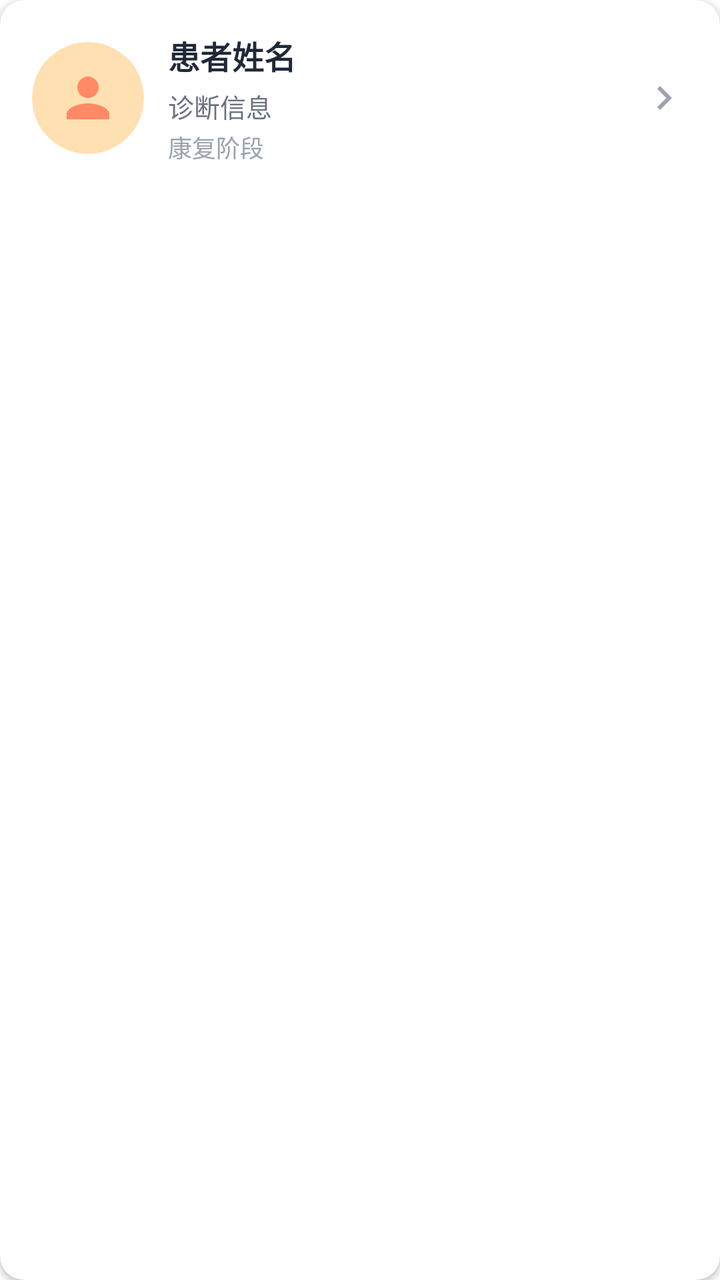
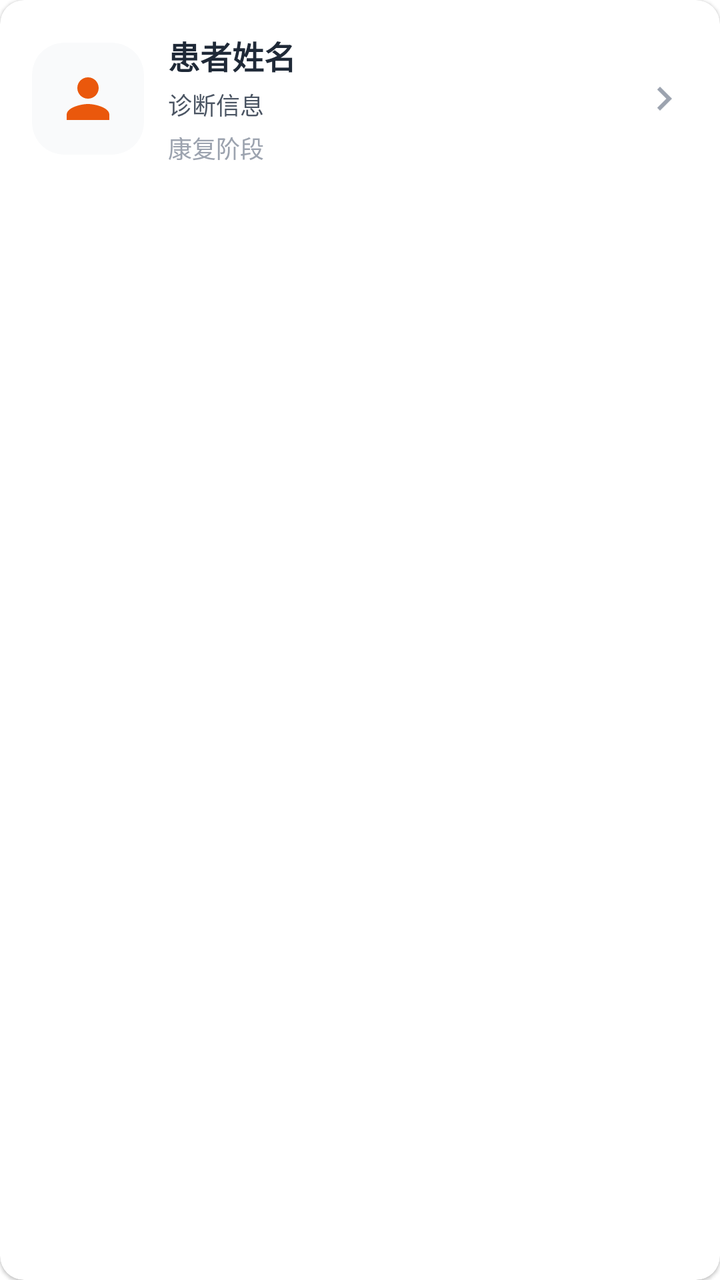

Screens rendered from an Android XML layout before and after an edit, with the pre-edit source and the edit as a unified diff.
<!-- AndroidManifest.xml: application theme Theme.WinsRehab -->
<!-- res/layout/item_patient_for_plan.xml -->
<?xml version="1.0" encoding="utf-8"?>
<androidx.cardview.widget.CardView
    xmlns:android="http://schemas.android.com/apk/res/android"
    xmlns:app="http://schemas.android.com/apk/res-auto"
    android:layout_width="match_parent"
    android:layout_height="wrap_content"
    android:layout_margin="8dp"
    app:cardCornerRadius="12dp"
    app:cardElevation="2dp"
    android:clickable="true"
    android:focusable="true"
    android:foreground="?attr/selectableItemBackground">

    <LinearLayout
        android:layout_width="match_parent"
        android:layout_height="wrap_content"
        android:orientation="horizontal"
        android:padding="16dp"
        android:gravity="center_vertical">

        
        <androidx.cardview.widget.CardView
            android:layout_width="56dp"
            android:layout_height="56dp"
            app:cardCornerRadius="28dp"
            app:cardElevation="0dp"
            app:cardBackgroundColor="#FFE0B2">

            <ImageView
                android:id="@+id/img_patient_avatar"
                android:layout_width="32dp"
                android:layout_height="32dp"
                android:layout_gravity="center"
                android:src="@drawable/ic_user"
                app:tint="#FF8A65"/>
        </androidx.cardview.widget.CardView>

        
        <LinearLayout
            android:layout_width="0dp"
            android:layout_height="wrap_content"
            android:layout_weight="1"
            android:layout_marginStart="12dp"
            android:orientation="vertical">

            <TextView
                android:id="@+id/tv_patient_name"
                android:layout_width="wrap_content"
                android:layout_height="wrap_content"
                android:text="患者姓名"
                android:textSize="16sp"
                android:textStyle="bold"
                android:textColor="#1F2937"/>

            <TextView
                android:id="@+id/tv_patient_info"
                android:layout_width="wrap_content"
                android:layout_height="wrap_content"
                android:layout_marginTop="4dp"
                android:text="诊断信息"
                android:textSize="13sp"
                android:textColor="#6B7280"/>

            <TextView
                android:id="@+id/tv_rehab_stage"
                android:layout_width="wrap_content"
                android:layout_height="wrap_content"
                android:layout_marginTop="2dp"
                android:text="康复阶段"
                android:textSize="12sp"
                android:textColor="#9CA3AF"/>
        </LinearLayout>

        
        <ImageView
            android:layout_width="24dp"
            android:layout_height="24dp"
            android:src="@drawable/ic_chevron_right"
            app:tint="#9CA3AF"/>
    </LinearLayout>
</androidx.cardview.widget.CardView>
<!-- resources referenced by this layout -->
<resources>
  <!-- drawable ic_chevron_right (drawable) -->
  <vector xmlns:android="http://schemas.android.com/apk/res/android" android:height="24dp" android:tint="#000000" android:viewportHeight="24" android:viewportWidth="24" android:width="24dp">
        
      <path android:fillColor="@android:color/white" android:pathData="M10,6L8.59,7.41 13.17,12l-4.58,4.59L10,18l6,-6z"/>
      
  </vector>
  <!-- drawable ic_user (drawable) -->
  <vector xmlns:android="http://schemas.android.com/apk/res/android" android:height="24dp" android:tint="#000000" android:viewportHeight="24" android:viewportWidth="24" android:width="24dp">
        
      <path android:fillColor="@android:color/white" android:pathData="M12,12c2.21,0 4,-1.79 4,-4s-1.79,-4 -4,-4 -4,1.79 -4,4 1.79,4 4,4zM12,14c-2.67,0 -8,1.34 -8,4v2h16v-2c0,-2.66 -5.33,-4 -8,-4z"/>
      
  </vector>
  <style name="Theme.WinsRehab" parent="Theme.MaterialComponents.DayNight.NoActionBar">
          <item name="buttonStyle">@style/MyRoundButton</item>
  
  
  
      </style>
  <style name="MyRoundButton">MyRoundButton
          <item name="android:background">@drawable/shape_btn_round</item>
  
      </style>
  <!-- drawable shape_btn_round (drawable) -->
  <?xml version="1.0" encoding="utf-8"?>
  <shape xmlns:android="http://schemas.android.com/apk/res/android">
  
      <corners android:radius="10dp"/>               
      <padding android:left="1dp" android:right="1dp"
        />
  </shape>
</resources>

<!-- the commit's change to res/layout/item_patient_for_plan.xml (unified diff, before → after) -->
@@ -4,9 +4,9 @@
     xmlns:app="http://schemas.android.com/apk/res-auto"
     android:layout_width="match_parent"
     android:layout_height="wrap_content"
-    android:layout_margin="8dp"
-    app:cardCornerRadius="12dp"
-    app:cardElevation="2dp"
+    android:layout_margin="@dimen/space_8"
+    app:cardCornerRadius="@dimen/radius_12"
+    app:cardElevation="@dimen/elevation_1"
     android:clickable="true"
     android:focusable="true"
     android:foreground="?attr/selectableItemBackground">
@@ -15,16 +15,16 @@
         android:layout_width="match_parent"
         android:layout_height="wrap_content"
         android:orientation="horizontal"
-        android:padding="16dp"
+        android:padding="@dimen/space_16"
         android:gravity="center_vertical">
 
         
         <androidx.cardview.widget.CardView
             android:layout_width="56dp"
             android:layout_height="56dp"
-            app:cardCornerRadius="28dp"
-            app:cardElevation="0dp"
-            app:cardBackgroundColor="#FFE0B2">
+            app:cardCornerRadius="@dimen/radius_16"
+            app:cardElevation="@dimen/elevation_0"
+            app:cardBackgroundColor="@color/surface_variant">
 
             <ImageView
                 android:id="@+id/img_patient_avatar"
@@ -32,7 +32,7 @@
                 android:layout_height="32dp"
                 android:layout_gravity="center"
                 android:src="@drawable/ic_user"
-                app:tint="#FF8A65"/>
+                app:tint="@color/warning"/>
         </androidx.cardview.widget.CardView>
 
         
@@ -40,35 +40,32 @@
             android:layout_width="0dp"
             android:layout_height="wrap_content"
             android:layout_weight="1"
-            android:layout_marginStart="12dp"
+            android:layout_marginStart="@dimen/space_12"
             android:orientation="vertical">
 
             <TextView
                 android:id="@+id/tv_patient_name"
                 android:layout_width="wrap_content"
                 android:layout_height="wrap_content"
-                android:text="患者姓名"
-                android:textSize="16sp"
+                android:text="患者姓名" android:textAppearance="@style/TextAppearance.WinsRehab.Title16"
                 android:textStyle="bold"
-                android:textColor="#1F2937"/>
+                android:textColor="@color/on_surface"/>
 
             <TextView
                 android:id="@+id/tv_patient_info"
                 android:layout_width="wrap_content"
                 android:layout_height="wrap_content"
-                android:layout_marginTop="4dp"
-                android:text="诊断信息"
-                android:textSize="13sp"
-                android:textColor="#6B7280"/>
+                android:layout_marginTop="@dimen/space_4"
+                android:text="诊断信息" android:textAppearance="@style/TextAppearance.WinsRehab.Body12"
+                android:textColor="@color/on_surface_secondary"/>
 
             <TextView
                 android:id="@+id/tv_rehab_stage"
                 android:layout_width="wrap_content"
                 android:layout_height="wrap_content"
-                android:layout_marginTop="2dp"
-                android:text="康复阶段"
-                android:textSize="12sp"
-                android:textColor="#9CA3AF"/>
+                android:layout_marginTop="@dimen/space_4"
+                android:text="康复阶段" android:textAppearance="@style/TextAppearance.WinsRehab.Body12"
+                android:textColor="@color/on_surface_tertiary"/>
         </LinearLayout>
 
         
@@ -76,6 +73,6 @@
             android:layout_width="24dp"
             android:layout_height="24dp"
             android:src="@drawable/ic_chevron_right"
-            app:tint="#9CA3AF"/>
+            app:tint="@color/on_surface_tertiary"/>
     </LinearLayout>
 </androidx.cardview.widget.CardView>
<!-- resource entries referenced after the edit -->
@@ -1,17 +1,36 @@
 <!-- resources referenced by this layout -->
 <resources>
+  <color name="on_surface">#FF1F2937</color>
+  <color name="on_surface_secondary">#FF4B5563</color>
+  <color name="on_surface_tertiary">#FF9CA3AF</color>
+  <color name="surface_variant">#FFF9FAFB</color>
+  <color name="warning">#FFEA580C</color>
+  <dimen name="elevation_0">0dp</dimen>
+  <dimen name="elevation_1">1dp</dimen>
+  <dimen name="radius_12">12dp</dimen>
+  <dimen name="radius_16">16dp</dimen>
+  <dimen name="space_12">12dp</dimen>
+  <dimen name="space_16">16dp</dimen>
+  <dimen name="space_4">4dp</dimen>
+  <dimen name="space_8">8dp</dimen>
   <!-- drawable ic_chevron_right (drawable) -->
-  <vector xmlns:android="http://schemas.android.com/apk/res/android" android:height="24dp" android:tint="#000000" android:viewportHeight="24" android:viewportWidth="24" android:width="24dp">
+  <vector xmlns:android="http://schemas.android.com/apk/res/android" android:height="24dp" android:tint="@color/on_surface" android:viewportHeight="24" android:viewportWidth="24" android:width="24dp">
         
       <path android:fillColor="@android:color/white" android:pathData="M10,6L8.59,7.41 13.17,12l-4.58,4.59L10,18l6,-6z"/>
       
   </vector>
   <!-- drawable ic_user (drawable) -->
-  <vector xmlns:android="http://schemas.android.com/apk/res/android" android:height="24dp" android:tint="#000000" android:viewportHeight="24" android:viewportWidth="24" android:width="24dp">
+  <vector xmlns:android="http://schemas.android.com/apk/res/android" android:height="24dp" android:tint="@color/on_surface" android:viewportHeight="24" android:viewportWidth="24" android:width="24dp">
         
       <path android:fillColor="@android:color/white" android:pathData="M12,12c2.21,0 4,-1.79 4,-4s-1.79,-4 -4,-4 -4,1.79 -4,4 1.79,4 4,4zM12,14c-2.67,0 -8,1.34 -8,4v2h16v-2c0,-2.66 -5.33,-4 -8,-4z"/>
       
   </vector>
+  <style name="TextAppearance.WinsRehab.Body12">
+          <item name="android:textSize">12sp</item> 
+      </style>
+  <style name="TextAppearance.WinsRehab.Title16">
+          <item name="android:textSize">16sp</item> 
+      </style>
   <style name="Theme.WinsRehab" parent="Theme.MaterialComponents.DayNight.NoActionBar">
           <item name="buttonStyle">@style/MyRoundButton</item>
   
@@ -26,9 +45,10 @@
   <?xml version="1.0" encoding="utf-8"?>
   <shape xmlns:android="http://schemas.android.com/apk/res/android">
   
-      <corners android:radius="10dp"/>               
-      <padding android:left="1dp" android:right="1dp"
+      <corners android:radius="@dimen/radius_8"/>               
+      <padding android:left="@dimen/space_4" android:right="@dimen/space_4"
         />
   </shape>
+  <dimen name="radius_8">8dp</dimen>
 </resources>
 
